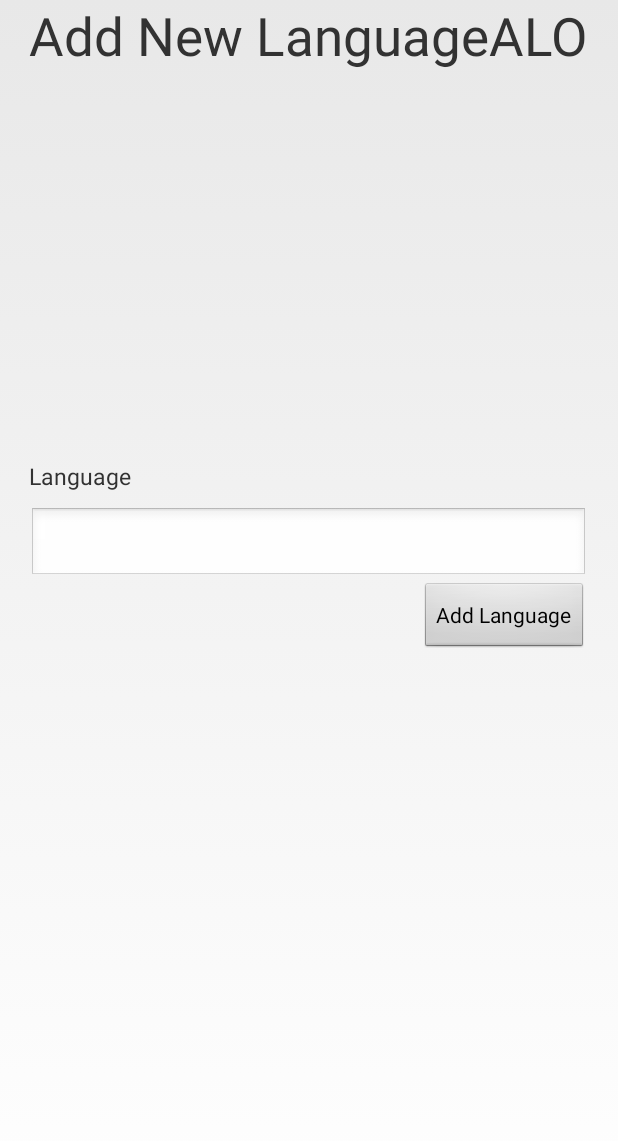
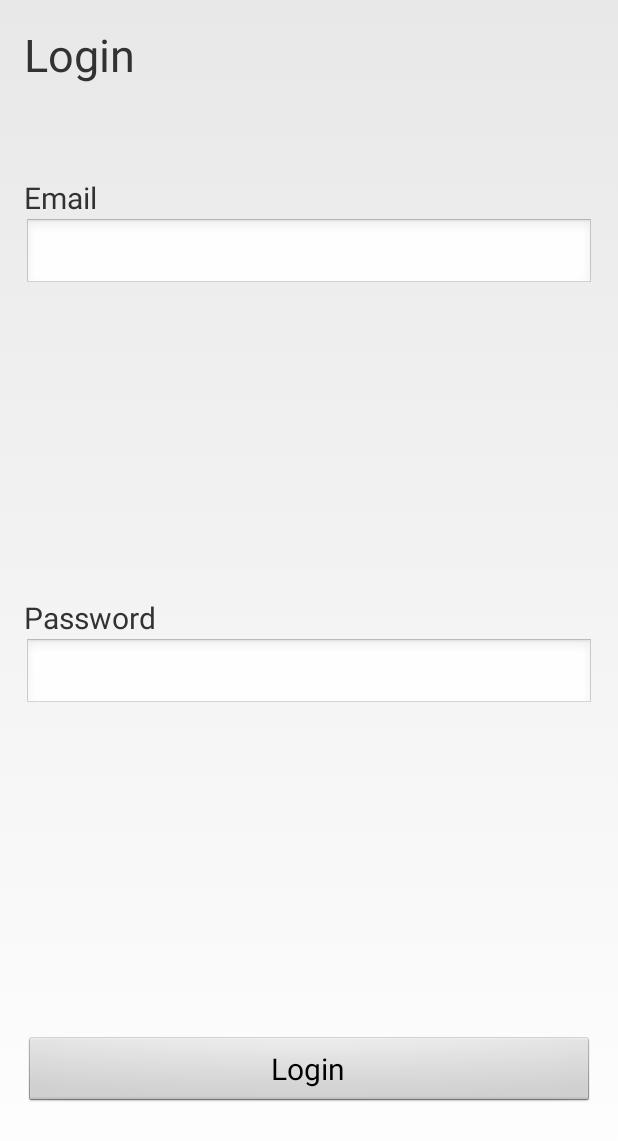
Before and after one commit to kaeuchoa/AndroidApp_PersonalDictionary, an Android app: the screen it shows after launch (AddNewLangActivity before the commit, login after it), on a phone screen of 412 x 824 dp. Shown: the top 1141 px of the screen. Run offline under Robolectric (Android 15) with nearby library versions, the phone set to English and light mode, and no system bars.

Commit message:
fiz o login ser o starter activity

```diff
--- a/app/src/main/java/com/example/kaeuc/finalproject/AddWordActivity.java
+++ b/app/src/main/java/com/example/kaeuc/finalproject/AddWordActivity.java
@@ -26,6 +26,7 @@ public class AddWordActivity extends Activity {
     private WordDataBaseHelper helper;
     @Override
     protected void onCreate(Bundle savedInstanceState) {
+
         super.onCreate(savedInstanceState);
         setContentView(R.layout.add_new_word);
         btnBack= (Button) findViewById(R.id.btn_back);
--- a/app/src/main/java/com/example/kaeuc/finalproject/PickLangActivity.java
+++ b/app/src/main/java/com/example/kaeuc/finalproject/PickLangActivity.java
@@ -25,12 +25,14 @@ public class PickLangActivity extends Activity {
     private LanguagesDataBaseHelper helper;
     @Override
     protected void onCreate(Bundle savedInstanceState) {
+
         super.onCreate(savedInstanceState);
         setContentView(R.layout.pick_language);
         helper = new LanguagesDataBaseHelper(this);
         this.addLangButton = (Button) findViewById(R.id.btn_addLang);
         layout = (LinearLayout) findViewById(R.id.linearLayout);
         LinearLayout.LayoutParams params = new LinearLayout.LayoutParams(LinearLayout.LayoutParams.WRAP_CONTENT,LinearLayout.LayoutParams.WRAP_CONTENT);
+
     }
 
     @Override
--- a/app/src/main/java/com/example/kaeuc/finalproject/login.java
+++ b/app/src/main/java/com/example/kaeuc/finalproject/login.java
@@ -1,17 +1,30 @@
 package com.example.kaeuc.finalproject;
 
 import android.app.Activity;
+import android.content.Intent;
 import android.os.Bundle;
 import android.view.Menu;
 import android.view.MenuItem;
 import android.view.View;
 import android.widget.Button;
+import android.widget.EditText;
 
 public class login extends Activity {
+
+
+    private EditText edtEmail;
+    private EditText edtPassword;
+
+
+
 
     @Override
     protected void onCreate(Bundle savedInstanceState) {
         super.onCreate(savedInstanceState);
+
+
+        edtEmail = (EditText) findViewById(R.id.textArea_email);
+        edtPassword = (EditText) findViewById(R.id.textArea_password);
         setContentView(R.layout.activity_login);
 
         Button btnLogin = (Button) findViewById(R.id.btn_login);
@@ -21,7 +34,11 @@ public class login extends Activity {
             public void onClick(View v) {
 
 
-                //.....
+//                  edtEmail.getText().toString();
+//                edtPassword.getText().toString();
+
+                Intent pickLangIntent = new Intent(login.this,PickLangActivity.class);
+                startActivity(pickLangIntent);
 
 
             }
```
Also changed, not shown: app/src/main/AndroidManifest.xml (+8 -4 lines), 2 other files.
